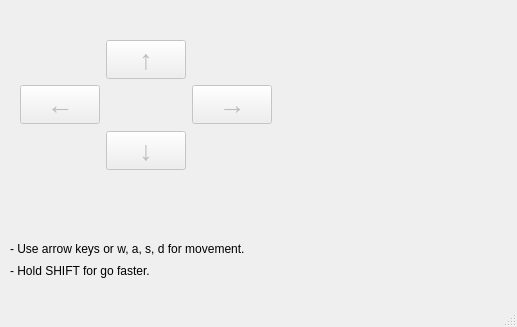
Before: the Qt Designer form rc_controller/rc_controller/gui/main.ui in msinkec/rpi-ip-car, drawn with Qt 5.
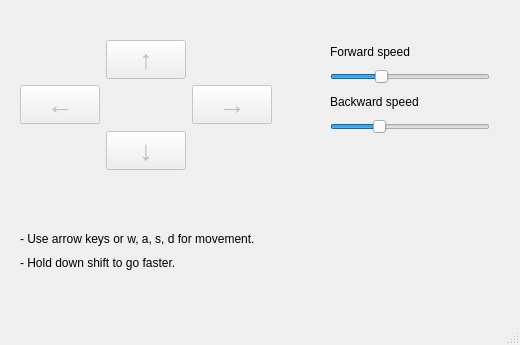
After: the same form once the commit is applied.

Commit message: Driving speed can now be changed via controller.

Patch:
```diff
--- a/rc_controller/rc_controller/gui/main.ui
+++ b/rc_controller/rc_controller/gui/main.ui
@@ -6,8 +6,8 @@
    <rect>
     <x>0</x>
     <y>0</y>
-    <width>517</width>
-    <height>327</height>
+    <width>520</width>
+    <height>345</height>
    </rect>
   </property>
   <property name="windowTitle">
@@ -171,43 +171,101 @@
      </item>
     </layout>
    </widget>
-   <widget class="QLabel" name="label">
+   <widget class="QWidget" name="verticalLayoutWidget">
     <property name="geometry">
      <rect>
-      <x>10</x>
-      <y>240</y>
-      <width>251</width>
-      <height>17</height>
+      <x>330</x>
+      <y>40</y>
+      <width>160</width>
+      <height>94</height>
      </rect>
     </property>
-    <property name="sizePolicy">
-     <sizepolicy hsizetype="Preferred" vsizetype="Preferred">
-      <horstretch>0</horstretch>
-      <verstretch>0</verstretch>
-     </sizepolicy>
-    </property>
-    <property name="text">
-     <string>- Use arrow keys or w, a, s, d for movement.</string>
-    </property>
+    <layout class="QVBoxLayout" name="verticalLayout">
+     <item>
+      <widget class="QLabel" name="label_3">
+       <property name="text">
+        <string>Forward speed</string>
+       </property>
+      </widget>
+     </item>
+     <item>
+      <widget class="QSlider" name="horizontalSlider_fs">
+       <property name="pageStep">
+        <number>5</number>
+       </property>
+       <property name="value">
+        <number>30</number>
+       </property>
+       <property name="orientation">
+        <enum>Qt::Horizontal</enum>
+       </property>
+      </widget>
+     </item>
+     <item>
+      <widget class="QLabel" name="label_2">
+       <property name="text">
+        <string>Backward speed</string>
+       </property>
+      </widget>
+     </item>
+     <item>
+      <widget class="QSlider" name="horizontalSlider_bs">
+       <property name="minimum">
+        <number>1</number>
+       </property>
+       <property name="maximum">
+        <number>100</number>
+       </property>
+       <property name="pageStep">
+        <number>5</number>
+       </property>
+       <property name="value">
+        <number>30</number>
+       </property>
+       <property name="orientation">
+        <enum>Qt::Horizontal</enum>
+       </property>
+      </widget>
+     </item>
+    </layout>
    </widget>
-   <widget class="QLabel" name="label_2">
+   <widget class="QWidget" name="verticalLayoutWidget_2">
     <property name="geometry">
      <rect>
-      <x>10</x>
-      <y>260</y>
-      <width>251</width>
-      <height>21</height>
+      <x>20</x>
+      <y>230</y>
+      <width>250</width>
+      <height>42</height>
      </rect>
     </property>
-    <property name="sizePolicy">
-     <sizepolicy hsizetype="Preferred" vsizetype="Preferred">
-      <horstretch>0</horstretch>
-      <verstretch>0</verstretch>
-     </sizepolicy>
-    </property>
-    <property name="text">
-     <string>- Hold SHIFT for go faster.</string>
-    </property>
+    <layout class="QVBoxLayout" name="verticalLayout_2">
+     <item>
+      <widget class="QLabel" name="label">
+       <property name="sizePolicy">
+        <sizepolicy hsizetype="Preferred" vsizetype="Preferred">
+         <horstretch>0</horstretch>
+         <verstretch>0</verstretch>
+        </sizepolicy>
+       </property>
+       <property name="text">
+        <string>- Use arrow keys or w, a, s, d for movement.</string>
+       </property>
+      </widget>
+     </item>
+     <item>
+      <widget class="QLabel" name="label_4">
+       <property name="sizePolicy">
+        <sizepolicy hsizetype="Preferred" vsizetype="Preferred">
+         <horstretch>0</horstretch>
+         <verstretch>0</verstretch>
+        </sizepolicy>
+       </property>
+       <property name="text">
+        <string>- Hold down shift to go faster.</string>
+       </property>
+      </widget>
+     </item>
+    </layout>
    </widget>
   </widget>
   <widget class="QMenuBar" name="menubar">
```
Left out of the diff: 4 changed lines with no effect on the pictures. The commit also changes 8 other files.
